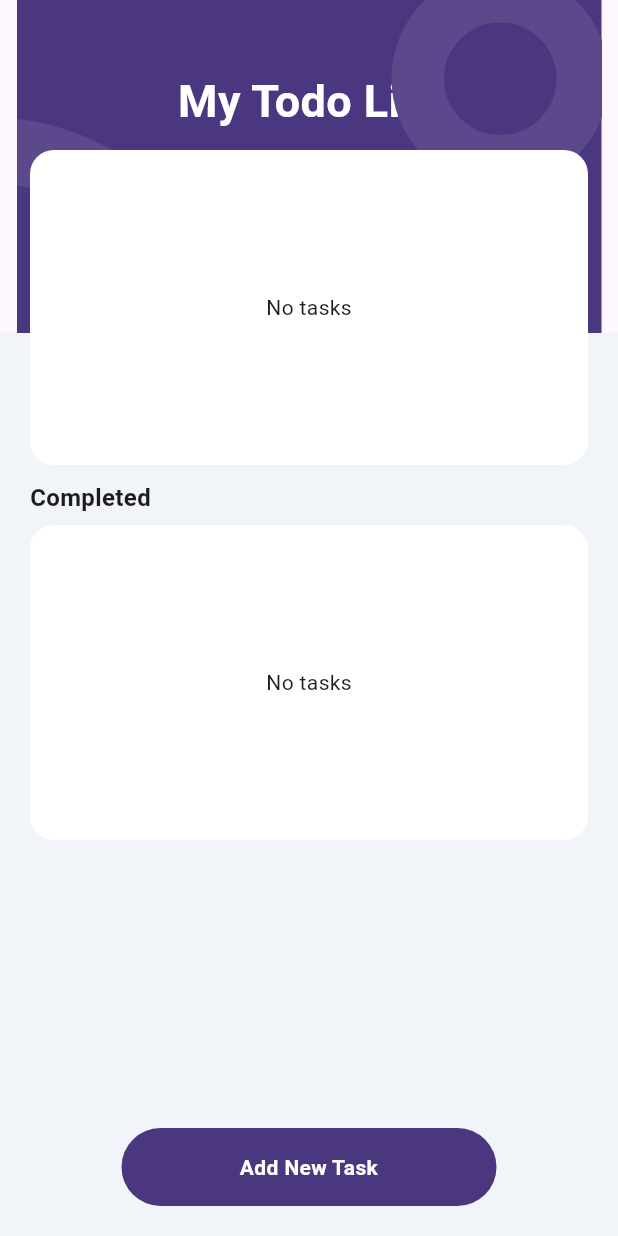
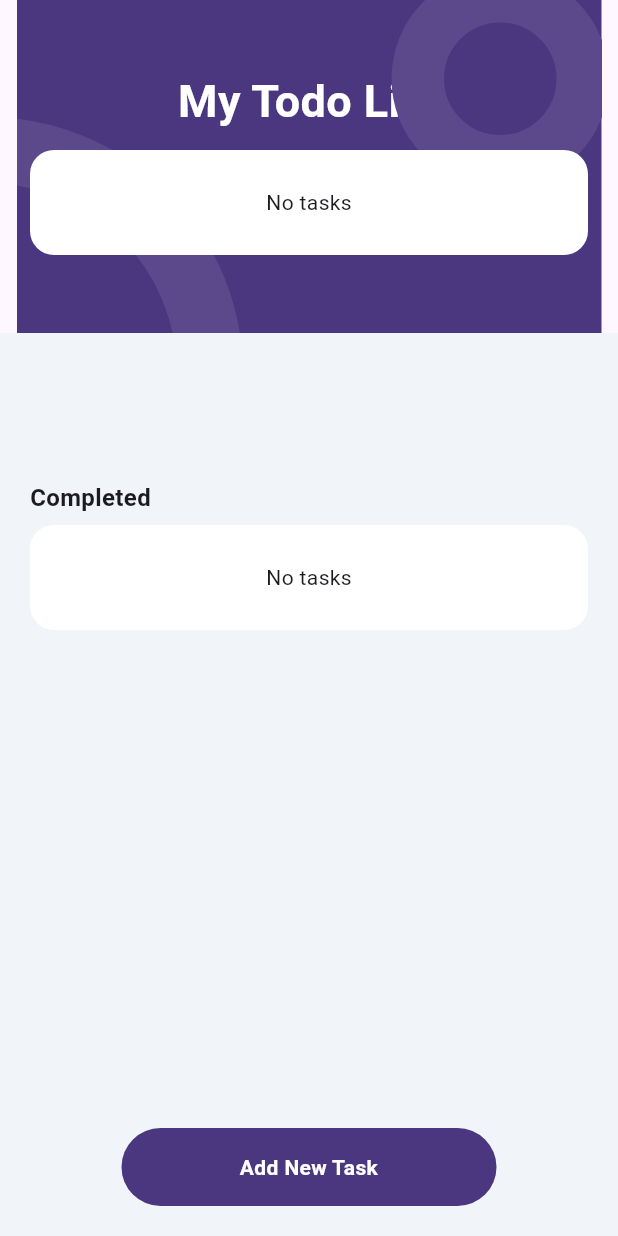
Before and after one commit to Charcasbeos/ToDoList, a Flutter app: the screen it shows after launch, on a phone screen of 412 x 824 dp. Run offline on Flutter 3.47's test engine with Material 3 defaults, Android fonts, the phone set to English and light mode, and no system bars; our stand-ins replace hive, hive_flutter; accounts and stored records are empty.

Commit message:
fix style

```diff
--- a/lib/pages/create_task_hive.dart
+++ b/lib/pages/create_task_hive.dart
@@ -219,6 +219,7 @@ class _CreateTaskHiveState extends State<CreateTaskHive> {
             TextField(
               decoration: InputDecoration(
                 hintText: "Task title",
+                hintStyle: TextStyle(color: Colors.grey.shade400),
                 // filled: true, // phải bật để dùng fillColor
                 fillColor: Colors.white, // màu nền
                 border: OutlineInputBorder(
@@ -312,6 +313,7 @@ class _CreateTaskHiveState extends State<CreateTaskHive> {
                         style: TextStyle(fontSize: 12),
                         decoration: InputDecoration(
                           hintText: "Date",
+                          hintStyle: TextStyle(color: Colors.grey.shade400),
                           fillColor: Colors.white, // màu nền
                           filled: true,
                           suffixIcon: const Icon(
@@ -368,6 +370,7 @@ class _CreateTaskHiveState extends State<CreateTaskHive> {
                         style: TextStyle(fontSize: 12),
                         decoration: InputDecoration(
                           hintText: "Time",
+                          hintStyle: TextStyle(color: Colors.grey.shade400),
                           suffixIcon: const Icon(
                             Icons.access_time,
                             color: Color(0xFF5b498b),
@@ -419,6 +422,7 @@ class _CreateTaskHiveState extends State<CreateTaskHive> {
                 textAlignVertical: TextAlignVertical.top,
                 decoration: InputDecoration(
                   hintText: "Notes",
+                  hintStyle: TextStyle(color: Colors.grey.shade400),
                   // filled: true, // phải bật để dùng fillColor
                   fillColor: Colors.white, // màu nền
                   border: OutlineInputBorder(
@@ -459,7 +463,7 @@ class _CreateTaskHiveState extends State<CreateTaskHive> {
 
             // Save or Update button
             Container(
-              padding: EdgeInsets.only(top: 27),
+              padding: EdgeInsets.only(top: 25),
               child: GestureDetector(
                 onTap: saveTask,
                 child: Row(
--- a/lib/pages/todo_page_hive.dart
+++ b/lib/pages/todo_page_hive.dart
@@ -1,11 +1,15 @@
+import 'dart:math';
+
 import 'package:flutter/material.dart';
 import 'package:hive_flutter/adapters.dart';
 import 'package:todolist/components/task_item.dart';
+import 'package:todolist/main.dart';
 import 'package:todolist/models/task.dart';
 import 'package:todolist/pages/create_task_hive.dart';
 
 class TodoPageHive extends StatelessWidget {
   final Box<Task> tasksBox = Hive.box<Task>("tasksBox");
+
   TodoPageHive({super.key});
   void onChecked(value, Task? task) {
     if (task != null) {
@@ -131,14 +135,29 @@ class TodoPageHive extends StatelessWidget {
               borderRadius: BorderRadius.circular(16),
               child: Container(
                 color: Colors.white,
-                height: 210,
                 child: ValueListenableBuilder(
                   valueListenable: tasksBox.listenable(),
                   builder: (context, Box<Task> box, _) {
-                    if (box.isEmpty) {
-                      return const Center(child: Text('No tasks'));
+                    // Lấy danh sách các task chua hoàn thành
+                    final completedTasks = box.values
+                        .where((task) => !task.isCompleted)
+                        .toList();
+
+                    // Kiểm tra danh sách rỗng
+                    if (completedTasks.isEmpty) {
+                      return Container(
+                        height: 70,
+                        child: const Center(child: Text('No tasks')),
+                      );
                     }
-                    return ListView.builder(
+                    // Tính chiều cao động: mỗi TaskItem 70px, tối đa 210px
+                    double dynamicHeight = min(
+                      completedTasks.length * 70.0,
+                      210.0,
+                    );
+                    return SizedBox(
+                      height: dynamicHeight,
+                      child: ListView.builder(
                         padding: EdgeInsets.zero,
                         itemCount: box.length,
                         itemBuilder: (context, index) {
@@ -166,6 +185,7 @@ class TodoPageHive extends StatelessWidget {
                             ],
                           );
                         },
+                      ),
                     );
                   },
                 ),
@@ -187,18 +207,34 @@ class TodoPageHive extends StatelessWidget {
             top: 350,
             left: 20,
             right: 20,
+
             child: ClipRRect(
               borderRadius: BorderRadius.circular(16),
               child: Container(
                 color: Colors.white,
-                height: 210,
                 child: ValueListenableBuilder(
                   valueListenable: tasksBox.listenable(),
                   builder: (context, Box<Task> box, _) {
-                    if (box.isEmpty) {
-                      return const Center(child: Text('No tasks'));
+                    // Lấy danh sách các task đã hoàn thành
+                    final completedTasks = box.values
+                        .where((task) => task.isCompleted)
+                        .toList();
+
+                    // Kiểm tra danh sách rỗng
+                    if (completedTasks.isEmpty) {
+                      return Container(
+                        height: 70,
+                        child: const Center(child: Text('No tasks')),
+                      );
                     }
-                    return ListView.builder(
+                    // Tính chiều cao động: mỗi TaskItem 70px, tối đa 210px
+                    double dynamicHeight = min(
+                      completedTasks.length * 70.0,
+                      210.0,
+                    );
+                    return SizedBox(
+                      height: dynamicHeight,
+                      child: ListView.builder(
                         padding: EdgeInsets.zero,
                         itemCount: box.length,
                         itemBuilder: (context, index) {
@@ -212,11 +248,14 @@ class TodoPageHive extends StatelessWidget {
                                 task: task,
                                 onChecked: (value) => onChecked(value, task),
                                 onTap: (task) {
-                                Navigator.push(
+                                  task.isCompleted
+                                      ? ""
+                                      : Navigator.push(
                                           context,
                                           MaterialPageRoute(
-                                    builder: (_) =>
-                                        CreateTaskHive(taskToEdit: task),
+                                            builder: (_) => CreateTaskHive(
+                                              taskToEdit: task,
+                                            ),
                                           ),
                                         );
                                 },
@@ -226,6 +265,7 @@ class TodoPageHive extends StatelessWidget {
                             ],
                           );
                         },
+                      ),
                     );
                   },
                 ),
--- a/lib/services/hive_service.dart
+++ b/lib/services/hive_service.dart
@@ -43,4 +43,10 @@ class HiveService {
 
   // Tổng số task
   int get taskCount => _taskBox.length;
+  // Tổng số taskIsCompleted
+  int taskIsCompletedCount(bool isCompleted) {
+    return _taskBox.values
+        .where((task) => task.isCompleted == isCompleted)
+        .length;
+  }
 }
```
Also changed, not shown: lib/components/task_item.dart (+6 -1 lines). Lines whose indentation alone changed are shown as unchanged.
